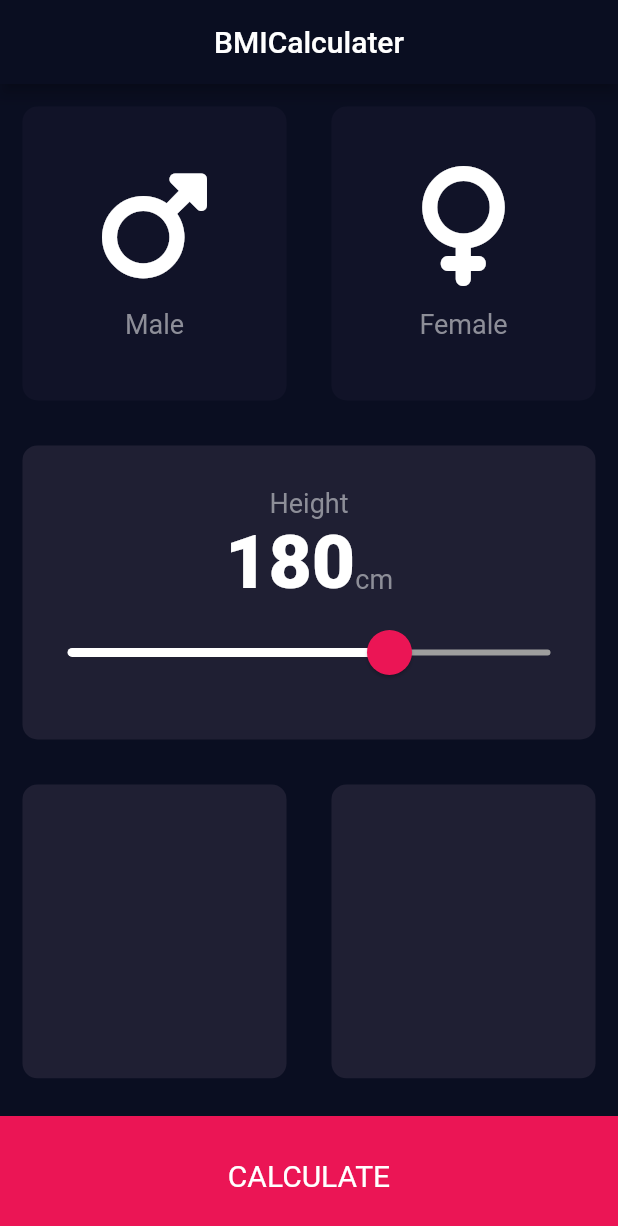
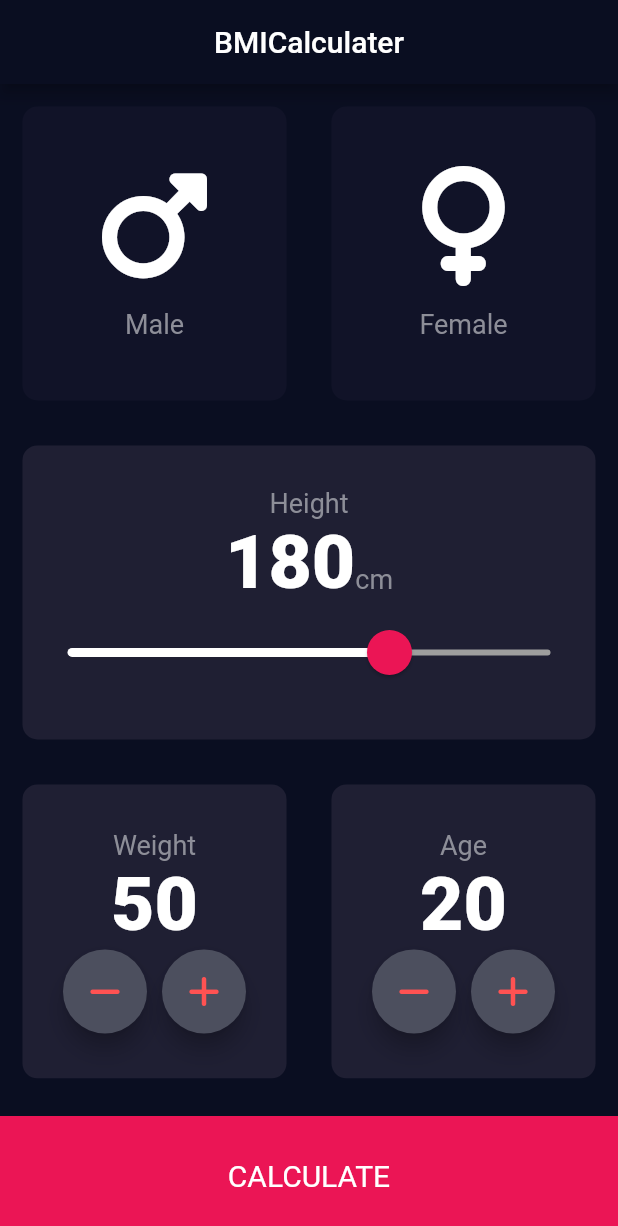
Before and after one commit to Mussa-Adolai/BMI_Calculater, a Flutter app: the screen it shows after launch, on a phone screen of 412 x 824 dp. Shown: the top 1226 px of the screen. Run offline on Flutter 3.47's test engine with Material 2 defaults, Android fonts, the phone set to English and light mode, and no system bars; our stand-ins replace font_awesome_flutter.

```diff
--- a/lib/constants.dart
+++ b/lib/constants.dart
@@ -9,7 +9,7 @@ const kLableTextStyle = TextStyle(
   color: Color(0xff8D8E98),
 );
 
-const kFontStyle = TextStyle(
+const kNumberTextStyle = TextStyle(
   fontSize: 50.0,
   fontWeight: FontWeight.w900,
 );
--- a/lib/input2_page.dart
+++ b/lib/input2_page.dart
@@ -21,6 +21,8 @@ class Inputpage extends StatefulWidget {
 class _InputpageState extends State<Inputpage> {
   Gender? genderSelected;
   int hight = 180;
+  int weight = 50;
+  int age = 20;
 
   @override
   Widget build(BuildContext context) {
@@ -84,7 +86,7 @@ class _InputpageState extends State<Inputpage> {
                     children: <Widget>[
                       Text(
                         hight.toString(),
-                        style: kFontStyle,
+                        style: kNumberTextStyle,
                       ),
                       Text(
                         "cm",
@@ -124,16 +126,94 @@ class _InputpageState extends State<Inputpage> {
               children: <Widget>[
                 Expanded(
                   child: ReusableCard(
-                    onPress: () {},
+                    onPress: () {
+                      setState(() {
+                        //  weightBtnStatePlus();
+                      });
+                    },
                     colour: kActiveCardColor,
-                    //  cardChild: ,
+                    cardChild: Column(
+                      mainAxisAlignment: MainAxisAlignment.center,
+                      children: <Widget>[
+                        Text(
+                          "Weight",
+                          style: kLableTextStyle,
+                        ),
+                        Text(
+                          weight.toString(),
+                          style: kNumberTextStyle,
+                        ),
+                        Row(
+                          mainAxisAlignment: MainAxisAlignment.center,
+                          children: <Widget>[
+                            RoundIconButton(
+                              icon: FontAwesomeIcons.minus,
+                              statePressed: () {
+                                setState(() {
+                                  weight--;
+                                });
+                              },
+                            ),
+                            SizedBox(
+                              width: 10.0,
+                            ),
+                            RoundIconButton(
+                              icon: FontAwesomeIcons.plus,
+                              statePressed: () {
+                                setState(() {
+                                  weight++;
+                                });
+                              },
+                            ),
+                          ],
+                        ),
+                      ],
+                    ),
                   ),
                 ),
                 Expanded(
                   child: ReusableCard(
-                    onPress: () {},
+                    onPress: () {
+                      setState(() {});
+                    },
                     colour: kActiveCardColor,
-                    // cardChild:,
+                    cardChild: Column(
+                      mainAxisAlignment: MainAxisAlignment.center,
+                      children: <Widget>[
+                        Text(
+                          "Age",
+                          style: kLableTextStyle,
+                        ),
+                        Text(
+                          age.toString(),
+                          style: kNumberTextStyle,
+                        ),
+                        Row(
+                          mainAxisAlignment: MainAxisAlignment.center,
+                          children: [
+                            RoundIconButton(
+                              icon: FontAwesomeIcons.minus,
+                              statePressed: () {
+                                setState(() {
+                                  age--;
+                                });
+                              },
+                            ),
+                            SizedBox(
+                              width: 10.0,
+                            ),
+                            RoundIconButton(
+                              icon: FontAwesomeIcons.plus,
+                              statePressed: () {
+                                setState(() {
+                                  age++;
+                                });
+                              },
+                            ),
+                          ],
+                        ),
+                      ],
+                    ),
                   ),
                 ),
               ],
@@ -158,3 +238,26 @@ class _InputpageState extends State<Inputpage> {
     );
   }
 }
+
+class RoundIconButton extends StatelessWidget {
+  final IconData? icon;
+  final Function? statePressed;
+
+  const RoundIconButton({required this.icon, required this.statePressed});
+  @override
+  Widget build(BuildContext context) {
+    return RawMaterialButton(
+      onPressed: () {
+        statePressed!();
+      },
+      elevation: 6,
+      child: Icon(icon, color: Colors.redAccent),
+      constraints: BoxConstraints.tightFor(
+        width: 56.0,
+        height: 56.0,
+      ),
+      shape: CircleBorder(),
+      fillColor: Color(0xFF4C4F5E),
+    );
+  }
+}
```
